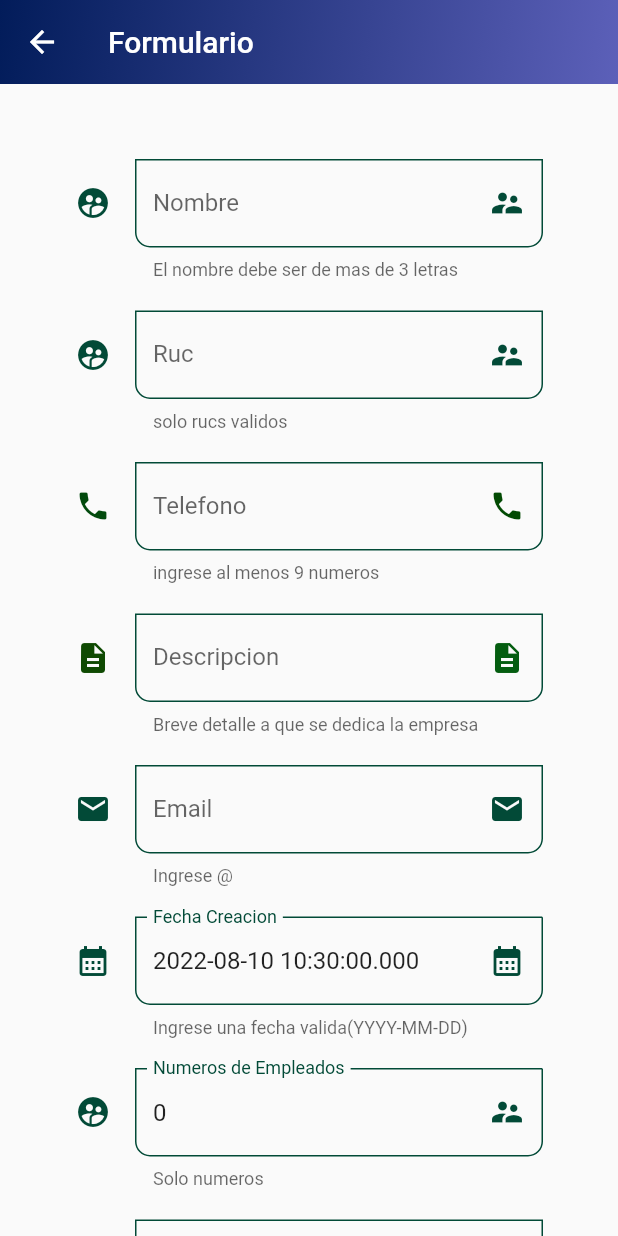
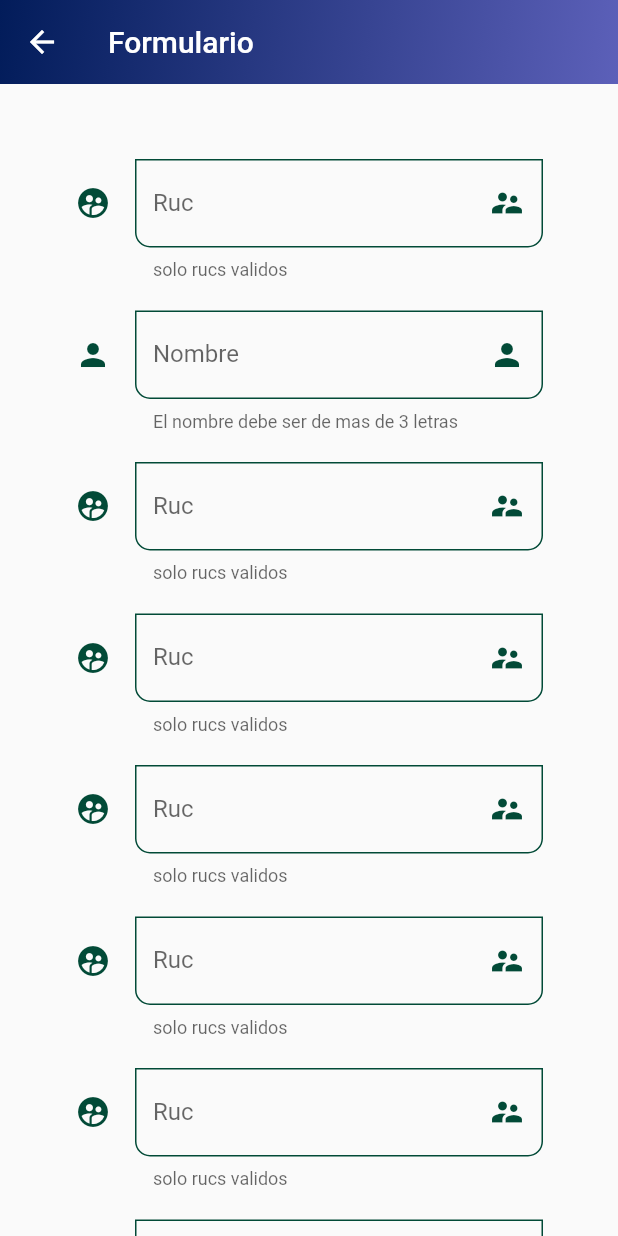
Before and after one commit to Proyecto-Integrador-yavirac/proyectoFlutterEntity, a Flutter app: the screen it shows after launch, after a tap on "Empresa Form", on a phone screen of 412 x 824 dp. Run offline on Flutter 3.47's test engine with Material 2 defaults, Android fonts, the phone set to English and light mode, and no system bars; network calls fail.

Commit message:
Cambios de iconos

```diff
--- a/grupo_3_b/lib/providers/empresa_provider.dart
+++ b/grupo_3_b/lib/providers/empresa_provider.dart
@@ -29,7 +29,6 @@ class EmpresaProvider extends ChangeNotifier {
     var response = await http.get(url);
 
     List<dynamic> usersList = json.decode(response.body);
-    print(usersList);
     usersList.forEach((empresa) {
       final empresaTemp = Empresa.fromMap(empresa);
       empresas.add(empresaTemp);
--- a/grupo_3_b/lib/screens/home_screen.dart
+++ b/grupo_3_b/lib/screens/home_screen.dart
@@ -9,9 +9,9 @@ class HomeScreen extends StatelessWidget {
   Widget build(BuildContext context) {
     final menuOptions = AppRoutes.menuOptions;
     return Scaffold(
-        backgroundColor: Color.fromARGB(255, 254, 255, 255),
+        backgroundColor: const Color.fromARGB(255, 254, 255, 255),
         appBar: AppBar(
-          title: const Text('Home Screen Arriba'),
+          title: const Text('Empresas'),
           flexibleSpace: Container(
             decoration: const BoxDecoration(
               gradient: LinearGradient(
@@ -29,7 +29,7 @@ class HomeScreen extends StatelessWidget {
         ),
         body: Container(
           child: GridView.builder(
-            gridDelegate: new SliverGridDelegateWithFixedCrossAxisCount(
+            gridDelegate: const SliverGridDelegateWithFixedCrossAxisCount(
                 crossAxisCount: 3),
             itemBuilder: (context, index) {
               return InkWell(
@@ -37,9 +37,9 @@ class HomeScreen extends StatelessWidget {
                   Navigator.pushNamed(context, menuOptions[index].route);
                 },
                 child: Container(
-                    margin: EdgeInsets.all(10),
+                    margin: const EdgeInsets.all(10),
                     decoration: BoxDecoration(
-                      color: Color.fromARGB(152, 41, 5, 119),
+                      color: const Color.fromARGB(152, 41, 5, 119),
                       borderRadius: BorderRadius.circular(50),
                     ),
                     child: Column(
@@ -47,7 +47,7 @@ class HomeScreen extends StatelessWidget {
                       children: [
                         Text(
                           menuOptions[index].name,
-                          style: TextStyle(
+                          style: const TextStyle(
                             color: Color.fromARGB(255, 246, 245, 245),
                           ),
                         ),
--- a/grupo_3_b/lib/widgets/alert_dialog.dart
+++ b/grupo_3_b/lib/widgets/alert_dialog.dart
@@ -10,7 +10,7 @@ class AlertDialogDatabaseResponse extends StatelessWidget {
   @override
   Widget build(BuildContext context) {
     return AlertDialog(
-      title: const Text('AlertDialog Title'),
+      title: const Text('Estado de Transaccion'),
       content: SingleChildScrollView(
         child: ListBody(
           children: <Widget>[
--- a/grupo_3_b/lib/widgets/custom_form.dart
+++ b/grupo_3_b/lib/widgets/custom_form.dart
@@ -24,11 +24,96 @@ class CustomForm extends StatelessWidget {
             child: Column(
               children: <Widget>[
                 CustomInputField(
+                  formProperty: 'ruc',
+                  formValues: empresaValues,
+                  hintText: 'Escriba su ruc:',
+                  labelText: 'Ruc',
+                  helperText: 'solo rucs validos',
+                  suffixIcon: const Icon(
+                    Icons.supervisor_account,
+                    color: AppTheme.primary,
+                  ),
+                  icon: const Icon(
+                    Icons.supervised_user_circle_rounded,
+                    color: AppTheme.primary,
+                  ),
+                  keyboardType: TextInputType.text,
+                  obscureText: false,
+                ),
+                CustomInputField(
                   formProperty: 'nombre',
                   formValues: empresaValues,
                   hintText: 'Escriba su nombre:',
                   labelText: 'Nombre',
                   helperText: 'El nombre debe ser de mas de 3 letras',
+                  suffixIcon: const Icon(
+                    Icons.person,
+                    color: AppTheme.primary,
+                  ),
+                  icon: const Icon(
+                    Icons.person,
+                    color: AppTheme.primary,
+                  ),
+                  keyboardType: TextInputType.text,
+                  obscureText: false,
+                ),
+                CustomInputField(
+                  formProperty: 'ruc',
+                  formValues: empresaValues,
+                  hintText: 'Escriba su ruc:',
+                  labelText: 'Ruc',
+                  helperText: 'solo rucs validos',
+                  suffixIcon: const Icon(
+                    Icons.supervisor_account,
+                    color: AppTheme.primary,
+                  ),
+                  icon: const Icon(
+                    Icons.supervised_user_circle_rounded,
+                    color: AppTheme.primary,
+                  ),
+                  keyboardType: TextInputType.text,
+                  obscureText: false,
+                ),
+                CustomInputField(
+                  formProperty: 'ruc',
+                  formValues: empresaValues,
+                  hintText: 'Escriba su ruc:',
+                  labelText: 'Ruc',
+                  helperText: 'solo rucs validos',
+                  suffixIcon: const Icon(
+                    Icons.supervisor_account,
+                    color: AppTheme.primary,
+                  ),
+                  icon: const Icon(
+                    Icons.supervised_user_circle_rounded,
+                    color: AppTheme.primary,
+                  ),
+                  keyboardType: TextInputType.text,
+                  obscureText: false,
+                ),
+                CustomInputField(
+                  formProperty: 'ruc',
+                  formValues: empresaValues,
+                  hintText: 'Escriba su ruc:',
+                  labelText: 'Ruc',
+                  helperText: 'solo rucs validos',
+                  suffixIcon: const Icon(
+                    Icons.supervisor_account,
+                    color: AppTheme.primary,
+                  ),
+                  icon: const Icon(
+                    Icons.supervised_user_circle_rounded,
+                    color: AppTheme.primary,
+                  ),
+                  keyboardType: TextInputType.text,
+                  obscureText: false,
+                ),
+                CustomInputField(
+                  formProperty: 'ruc',
+                  formValues: empresaValues,
+                  hintText: 'Escriba su ruc:',
+                  labelText: 'Ruc',
+                  helperText: 'solo rucs validos',
                   suffixIcon: const Icon(
                     Icons.supervisor_account,
                     color: AppTheme.primary,
@@ -162,6 +247,10 @@ class CustomForm extends StatelessWidget {
                 Container(
                   child: Row(
                     children: [
+                      const Icon(
+                        Icons.factory_outlined,
+                        color: AppTheme.primary,
+                      ),
                       const Text("Activo"),
                       CheckboxToggle(
                           formValues: empresaValues, formProperty: 'estado')
--- a/grupo_3_b/lib/widgets/custom_input_field.dart
+++ b/grupo_3_b/lib/widgets/custom_input_field.dart
@@ -8,7 +8,6 @@ class CustomInputField extends StatelessWidget {
   final Widget? icon;
   final TextInputType? keyboardType;
   final bool obscureText;
-  final String? Advert;
   final Map<String, dynamic> formValues;
   final String formProperty;
 
@@ -21,7 +20,6 @@ class CustomInputField extends StatelessWidget {
     this.icon,
     this.keyboardType,
     required this.obscureText,
-    this.Advert,
     required this.formValues,
     required this.formProperty,
   }) : super(key: key);
```
